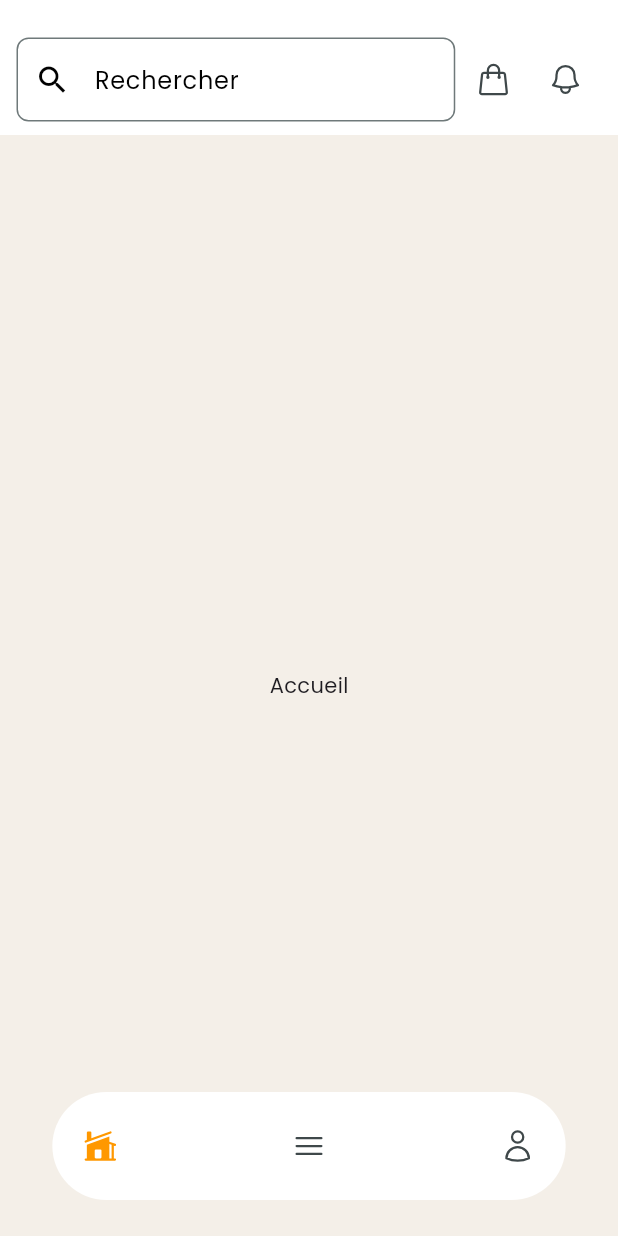
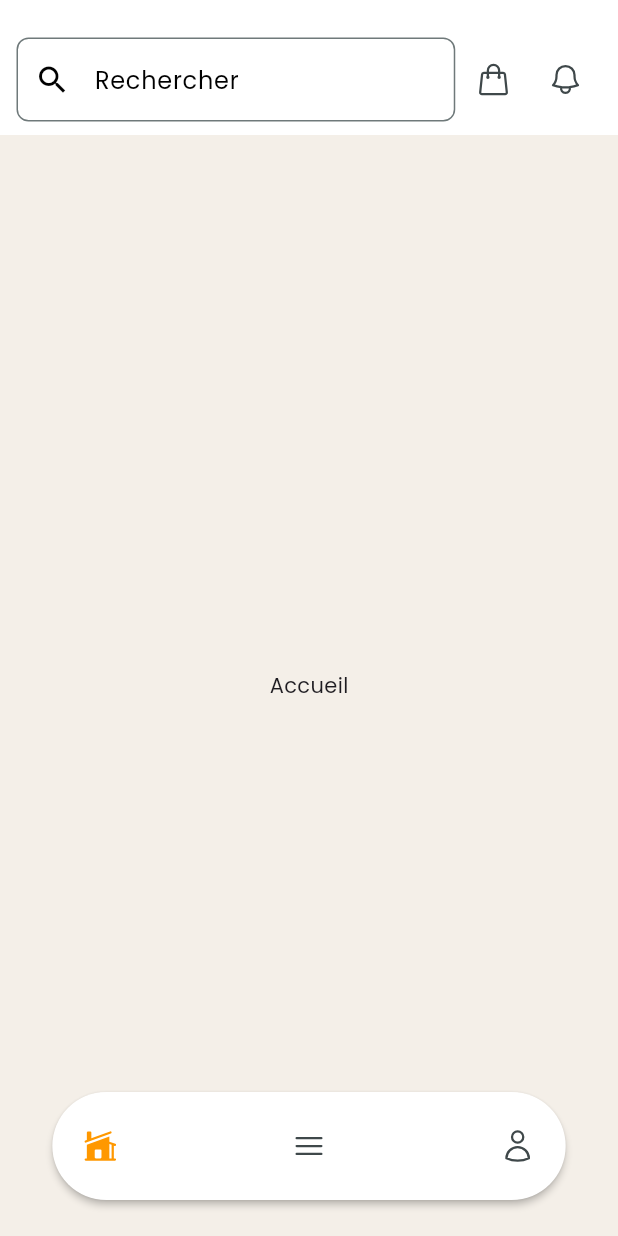
Before and after one commit to pierreEdimo/houlala_app, a Flutter app: the screen it shows after launch, on a phone screen of 412 x 824 dp. Run offline on Flutter 3.47's test engine with Material 3 defaults, Android fonts, the phone set to English and light mode, and no system bars; our stand-ins replace flutter_dotenv, flutter_riverpod, flutter_secure_storage, freezed_annotation, google_fonts, heroicons.

Commit message:
add elevation on the bottomnav.

```diff
--- a/lib/screens/main_navigation_screen.dart
+++ b/lib/screens/main_navigation_screen.dart
@@ -64,7 +64,7 @@ class _MainNavigationScreenState extends ConsumerState<MainNavigationScreen> {
               height: 80,
               width: MediaQuery.of(context).size.width * 0.85,
               child: Card(
-                elevation: 0,
+                elevation: 2,
                 shape: RoundedRectangleBorder(
                     borderRadius: BorderRadius.circular(65.0)),
                 color: Colors.white,
```
